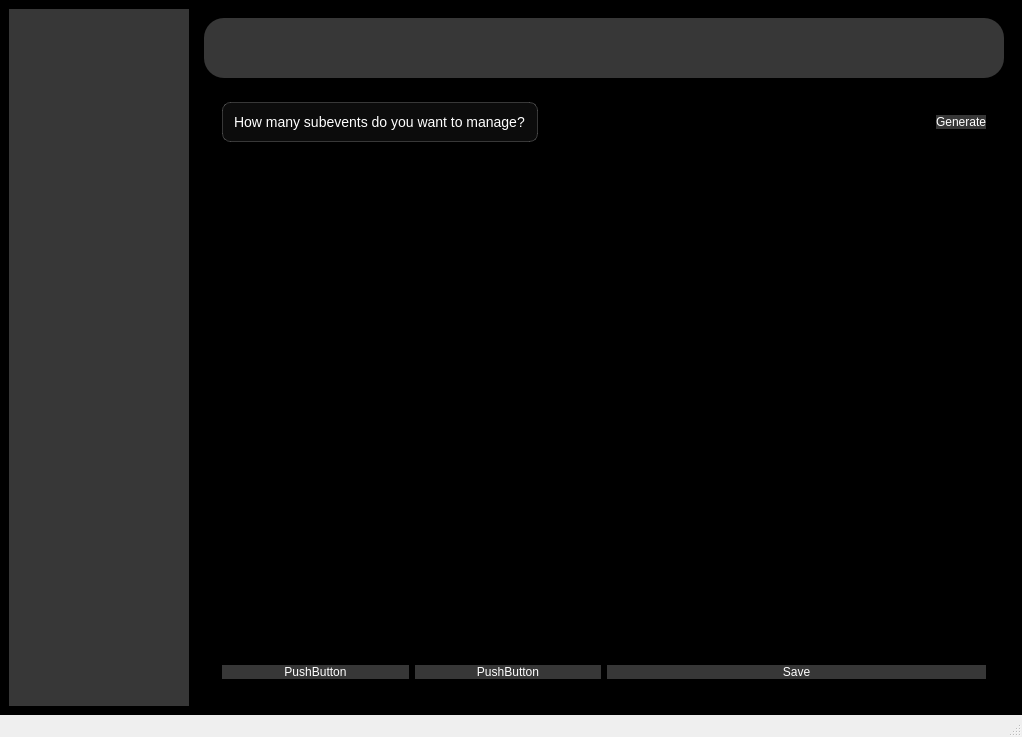
Qt form placemanage.ui (Prabin-63/EMS) before a commit.
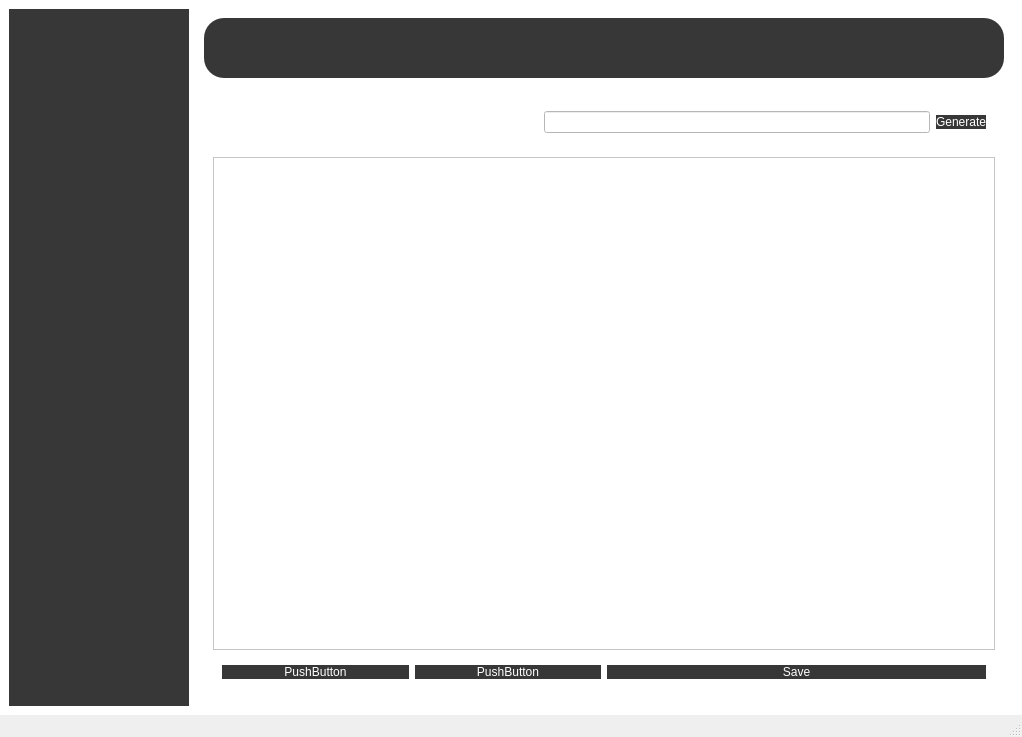
The same form after that commit.

Patch:
```diff
--- a/placemanage.ui
+++ b/placemanage.ui
@@ -16,7 +16,7 @@
   <widget class="QWidget" name="centralwidget">
    <property name="styleSheet">
     <string notr="true">QWidget{
-background-color:black;
+background-color:white;
 }</string>
    </property>
    <layout class="QHBoxLayout" name="horizontalLayout_2">
@@ -153,8 +153,8 @@
               <rect>
                <x>0</x>
                <y>0</y>
-               <width>798</width>
-               <height>507</height>
+               <width>778</width>
+               <height>460</height>
               </rect>
              </property>
              <widget class="QWidget" name="subEventContainer" native="true">
```
Left out of the diff: 2 changed lines with no effect on the pictures.
